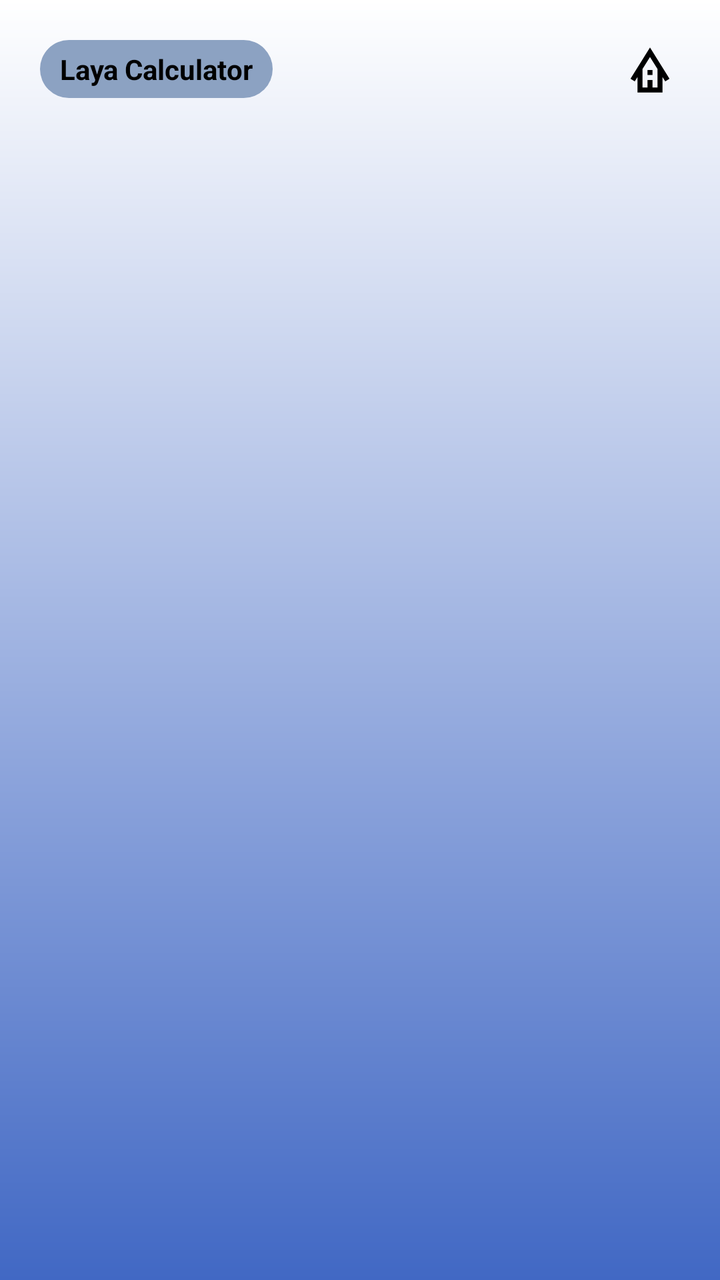
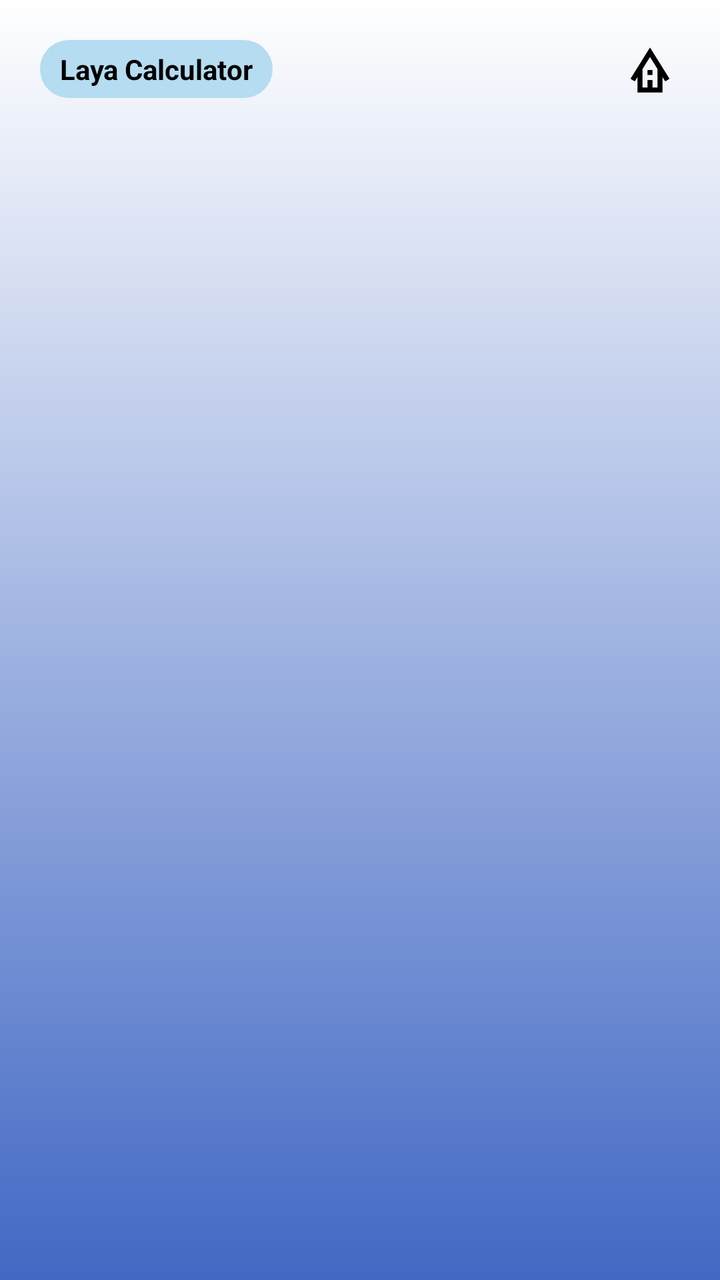

Before-and-after screenshots of an Android layout around one commit, followed by the original layout XML and the change that was made.
<!-- AndroidManifest.xml: application theme Theme.MyApplication -->
<!-- res/layout/activity_dashboard.xml -->
<?xml version="1.0" encoding="utf-8"?>
<androidx.constraintlayout.widget.ConstraintLayout xmlns:android="http://schemas.android.com/apk/res/android"
    xmlns:app="http://schemas.android.com/apk/res-auto"
    xmlns:tools="http://schemas.android.com/tools"
    android:id="@+id/main"
    android:layout_width="match_parent"
    android:layout_height="match_parent"
    android:background="@drawable/login_background"
    tools:context=".DashboardActivity">

    <LinearLayout
        android:id="@+id/topBar"
        android:layout_width="match_parent"
        android:layout_height="wrap_content"
        android:orientation="horizontal"
        app:layout_constraintEnd_toEndOf="parent"
        app:layout_constraintStart_toStartOf="parent"
        app:layout_constraintTop_toTopOf="parent">

        <TextView
            android:layout_width="wrap_content"
            android:layout_height="wrap_content"
            android:layout_marginStart="20dp"
            android:layout_marginTop="20dp"
            android:background="@drawable/login_title"
            android:paddingHorizontal="10dp"
            android:paddingVertical="5dp"
            android:text="@string/app_name"
            android:textColor="@color/black"
            android:textStyle="bold" />

        <Space
            android:layout_width="0dp"
            android:layout_height="0dp"
            android:layout_weight="1" />

        <ImageButton
            android:id="@+id/homeButton"
            android:layout_width="30dp"
            android:layout_height="30dp"
            android:layout_marginTop="20dp"
            android:layout_marginEnd="20dp"
            android:background="@null"
            android:onClick="goHome"
            android:src="@drawable/outline_bungalow_24" />

    </LinearLayout>
    <LinearLayout
        android:layout_width="wrap_content"
        android:layout_height="wrap_content"
        android:layout_marginVertical="10dp"
        android:gravity="center"
        android:orientation="horizontal"
        app:layout_constraintBottom_toTopOf="@id/recyclerLayout"
        app:layout_constraintTop_toBottomOf="@id/topBar"
        app:layout_constraintEnd_toEndOf="parent"
        app:layout_constraintStart_toStartOf="parent">

        <Spinner
            android:id="@+id/sortDropdown"
            android:layout_width="wrap_content"
            android:layout_height="wrap_content"
            android:layout_margin="5dp" />

        <Spinner
            android:id="@+id/orderDropdown"
            android:layout_width="wrap_content"
            android:layout_height="wrap_content"
            android:layout_margin="5dp" />
    </LinearLayout>
    <LinearLayout
        android:id="@+id/recyclerLayout"
        android:layout_width="wrap_content"
        android:layout_height="600dp"
        android:gravity="center"
        android:orientation="vertical"
        app:layout_constraintBottom_toBottomOf="parent"
        app:layout_constraintEnd_toEndOf="parent"
        app:layout_constraintStart_toStartOf="parent"
        app:layout_constraintTop_toTopOf="parent"
        android:layout_marginTop="75dp">

        <androidx.recyclerview.widget.RecyclerView
            android:id="@+id/profileRecyclerView"
            android:layout_width="400dp"
            android:layout_height="600dp" />


    </LinearLayout>

</androidx.constraintlayout.widget.ConstraintLayout>
<!-- resources referenced by this layout -->
<resources>
  <color name="black">#FF000000</color>
  <!-- drawable login_background (drawable) -->
  <?xml version="1.0" encoding="utf-8"?>
  <shape xmlns:android="http://schemas.android.com/apk/res/android">
  
      <gradient android:type="linear" android:angle="100"
          android:startColor="@color/app_background_gradient_start_color"
          android:endColor="@color/app_background_gradient_color"/>
  </shape>
  <!-- drawable login_title (drawable) -->
  <?xml version="1.0" encoding="utf-8"?>
  <shape xmlns:android="http://schemas.android.com/apk/res/android"
      android:shape="rectangle">
  
      <solid android:color="@color/app_surface_color"/>
  
      <corners android:radius="16dp"/>
  </shape>
  <!-- drawable outline_bungalow_24 (drawable) -->
  <vector xmlns:android="http://schemas.android.com/apk/res/android" android:height="30dp" android:tint="@color/app_icon_color" android:viewportHeight="960" android:viewportWidth="960" android:width="30dp">
        
      <path android:fillColor="@android:color/white" android:pathData="M280,840L280,592L236,662L168,620L480,120L792,620L724,662L680,592L680,840L280,840ZM360,760L440,760L440,640L520,640L520,760L600,760L600,464L480,272L360,464L360,760ZM440,560L440,480L520,480L520,560L440,560ZM360,760L440,760L440,760L520,760L520,760L600,760L600,760L480,760L360,760Z"/>
      
  </vector>
  <string name="app_name">Laya Calculator</string>
  <style name="Theme.MyApplication" parent="Base.Theme.MyApplication" />
  <color name="app_background_gradient_start_color">@color/white</color>
  <color name="app_background_gradient_color">#4168c4</color>
  <color name="app_surface_color">#8ca2c2</color>
  <color name="app_icon_color">#000000</color>
  <style name="Base.Theme.MyApplication" parent="Theme.Material3.Light.NoActionBar">
          <item name="colorPrimary">@color/app_text_accent_color</item>
          <item name="colorOnPrimary">@color/app_button_text_color</item>
          <item name="colorPrimaryContainer">@color/app_section_color</item>
          <item name="colorOnPrimaryContainer">@color/app_ink</item>
          <item name="colorSecondary">@color/app_text_accent_color</item>
          <item name="colorOnSecondary">@color/white</item>
          <item name="colorSecondaryContainer">@color/app_section_color</item>
          <item name="colorOnSecondaryContainer">@color/app_ink</item>
          <item name="colorSurface">@color/app_surface_color</item>
          <item name="colorOnSurface">@color/app_ink</item>
          <item name="colorSurfaceVariant">@color/app_section_color</item>
          <item name="colorOnSurfaceVariant">@color/app_secondary_ink</item>
          <item name="colorOutline">@color/app_outline</item>
          <item name="android:colorBackground">@color/white</item>
          <item name="colorOnBackground">@color/app_ink</item>
          <item name="colorControlActivated">@color/app_icon_color</item>
          <item name="elevationOverlayEnabled">false</item>
          <item name="materialButtonStyle">@style/AppFilledButton</item>
          <item name="materialSwitchStyle">@style/AppSwitch</item>
      </style>
  <color name="white">#FFFFFFFF</color>
  <color name="app_text_accent_color">#000000</color>
  <color name="app_button_text_color">@color/black</color>
  <color name="app_section_color">#435a7a</color>
  <color name="app_ink">#2F3E46</color>
  <color name="app_secondary_ink">@color/app_text_accent_color</color>
  <color name="app_outline">#B5DCF0</color>
  <style name="AppFilledButton" parent="Widget.Material3.Button">
          <item name="backgroundTint">@color/app_button_color</item>
          <item name="android:textColor">@color/app_button_text_color</item>
      </style>
  <style name="AppSwitch" parent="Widget.Material3.CompoundButton.MaterialSwitch">
          <item name="thumbTint">@color/app_switch_thumb</item>
          <item name="trackTint">@color/app_switch_track</item>
          <item name="trackDecorationTint">@color/app_switch_track</item>
      </style>
  <color name="app_button_color">#8ca2c2</color>
</resources>

<!-- the commit's change to res/layout/activity_dashboard.xml (unified diff, before → after) -->
@@ -26,6 +26,7 @@
             android:paddingHorizontal="10dp"
             android:paddingVertical="5dp"
             android:text="@string/app_name"
+            android:backgroundTint="@color/app_outline"
             android:textColor="@color/black"
             android:textStyle="bold" />
 
<!-- resource entries referenced after the edit -->
@@ -67,6 +67,6 @@
           <item name="trackTint">@color/app_switch_track</item>
           <item name="trackDecorationTint">@color/app_switch_track</item>
       </style>
-  <color name="app_button_color">#8ca2c2</color>
+  <color name="app_button_color">#B5DCF0</color>
 </resources>
 
